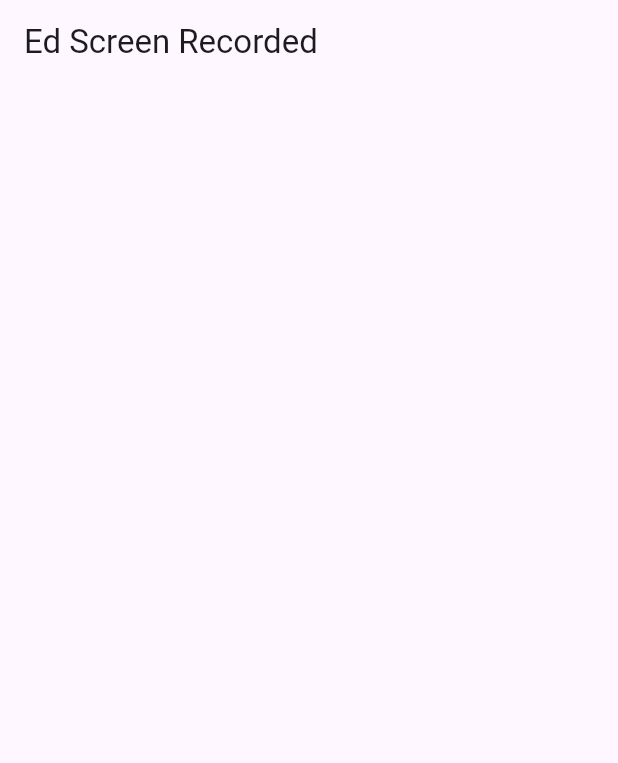
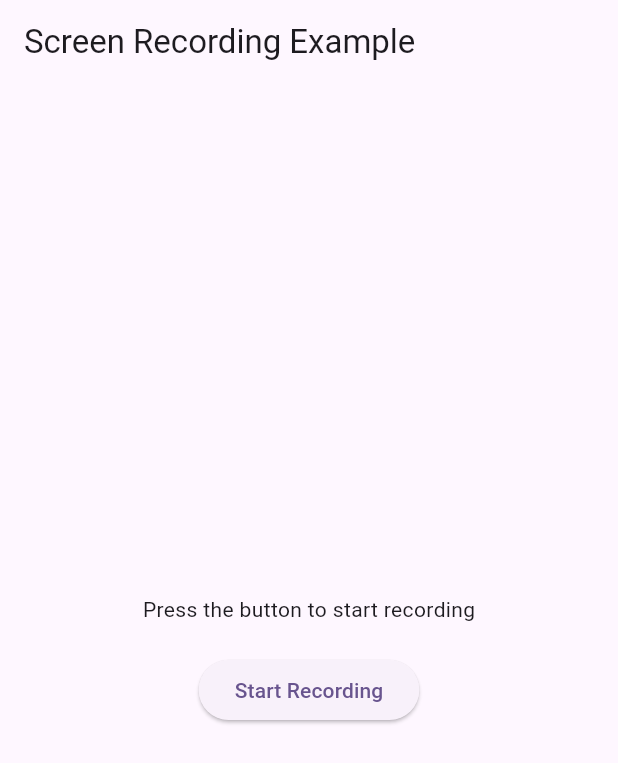
Before and after one commit to kneelon/ed_screen_rec, a Flutter app: the Homepage screen opened directly, on a phone screen of 412 x 824 dp. Shown: the top 763 px of the screen. Run offline on Flutter 3.47's test engine with Material 3 defaults, Android fonts, the phone set to English and light mode, and no system bars; missing offline and left inert: ed_screen_recorder; statements that could not run were skipped.

Commit message:
Repository commited - initial commit

```diff
--- a/lib/homepage.dart
+++ b/lib/homepage.dart
@@ -3,6 +3,8 @@ import 'dart:io';
 
 import 'package:ed_screen_recorder/ed_screen_recorder.dart';
 import 'package:flutter/material.dart';
+
+import '../../../Users/Kneelon/AppData/Local/Pub/Cache/hosted/pub.dev/ed_screen_recorder-0.0.15/lib/src/ed_screen_recorder/ed_screen_recorder_plugin.dart';
 
 class Homepage extends StatefulWidget {
   const Homepage({super.key});
@@ -13,45 +15,62 @@ class Homepage extends StatefulWidget {
 
 class _HomepageState extends State<Homepage> {
 
-  //ScreenRecorder? screenRecorder;
-  EdScreenRecorder? screenRecorder;
-  Map<String, dynamic> _response = {};
+  final EdScreenRecorder _screenRecorder = EdScreenRecorder();
+  bool _isRecording = false;
 
-  @override
-  void initState() {
-    super.initState();
-    screenRecorder = EdScreenRecorder();
+  Future<void> _startRecording() async {
+    try {
+      await _screenRecorder.startRecordScreen(
+        fileName: 'recording',
+        dirPathToSave: '/your/directory/path',
+        addTimeCode: true,
+        fileOutputFormat: "MPEG_4",
+        fileExtension: "mp4",
+        videoBitrate: 3000000,
+        videoFrame: 30,
+        width: 1080,
+        height: 1920,
+        audioEnable: true,
+      );
+      setState(() {
+        _isRecording = true;
+      });
+    } catch (e) {
+      print("Error starting screen recording: $e");
+    }
   }
 
-  Future<void> startRecord({required String fileName}) async {
-    // Directory tempDir = await getTemporaryDirectory();
-    // String tempPath = tempDir.path;
-    var response = await screenRecorder?.startRecordScreen(
-      fileName: fileName,
-      // `dirPathToSave` Optional. It will save the video there when you give the file path with whatever you want.
-      //If you leave it blank, the Android operating system will save it to the gallery.
-      //dirPathToSave: tempPath,
-      audioEnable: false, width: 350, height: 350,
-    );
-
-
-    setState(() {
-      _response = response;
-    });
-  }
-
-  Future<void> stopRecord() async {
-    var response = await screenRecorder?.stopRecord();
-    setState(() {
-      _response = response;
-    });
+  Future<void> _stopRecording() async {
+    try {
+      await _screenRecorder.stopRecord();
+      setState(() {
+        _isRecording = false;
+      });
+    } catch (e) {
+      print("Error stopping screen recording: $e");
+    }
   }
 
   @override
   Widget build(BuildContext context) {
     return Scaffold(
       appBar: AppBar(
-        title: const Text('Ed Screen Recorded'),
+        title: const Text('Screen Recording Example'),
+      ),
+      body: Center(
+        child: Column(
+          mainAxisAlignment: MainAxisAlignment.center,
+          children: <Widget>[
+            Text(
+              _isRecording ? 'Recording...' : 'Press the button to start recording',
+            ),
+            const SizedBox(height: 20),
+            ElevatedButton(
+              onPressed: _isRecording ? _stopRecording : _startRecording,
+              child: Text(_isRecording ? 'Stop Recording' : 'Start Recording'),
+            ),
+          ],
+        ),
       ),
     );
   }
--- a/pubspec.yaml
+++ b/pubspec.yaml
@@ -30,12 +30,16 @@ environment:
 dependencies:
   flutter:
     sdk: flutter
+  ed_screen_recorder:
+    git:
+      url: https://github.com/kneelon/ed_screen_rec.git
+      ref: darwin_dev
 
 
   # The following adds the Cupertino Icons font to your application.
   # Use with the CupertinoIcons class for iOS style icons.
   cupertino_icons: ^1.0.6
-  ed_screen_recorder: ^0.0.15
+  #ed_screen_recorder: ^0.0.15
 
 dev_dependencies:
   flutter_test:
```
Also changed, not shown: 1 other file.
